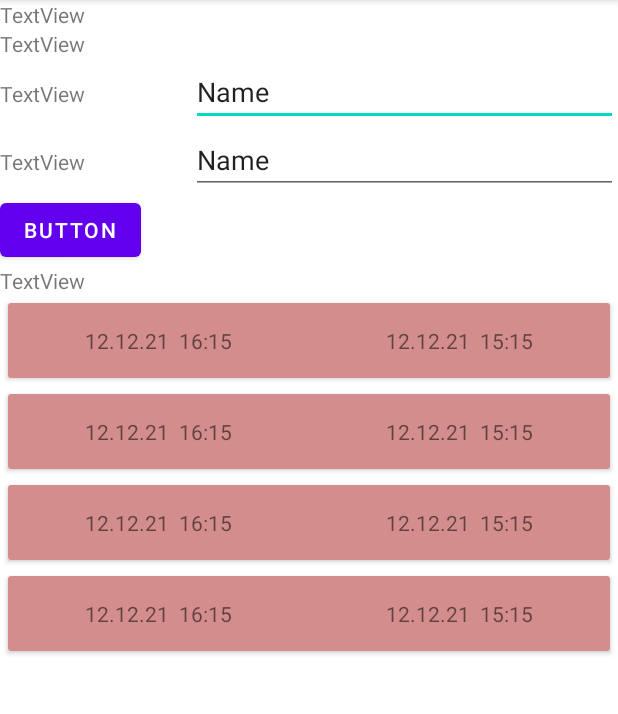
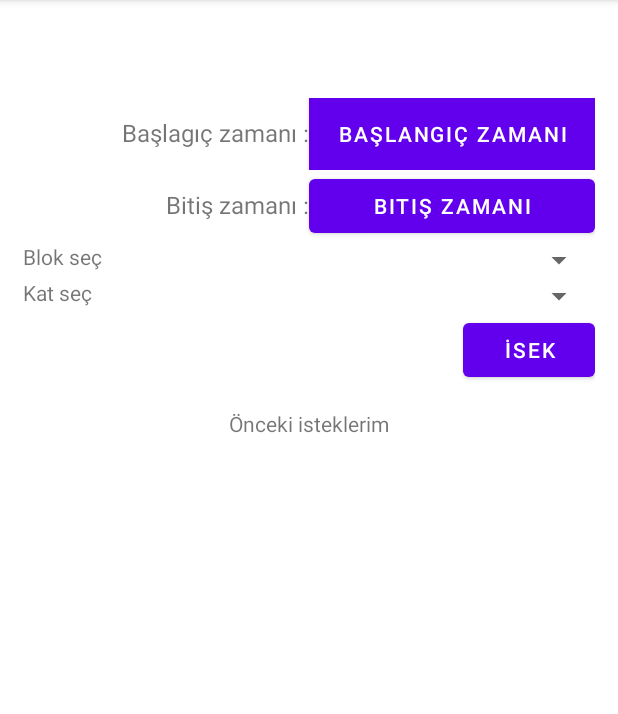
Before and after one commit to 55selcukozdemir/santiye, an Android app: the EquipmentPActivity screen opened directly, with no data from a screen before it, on a phone screen of 412 x 824 dp, the part 84-798 px from its top. Run offline under Robolectric (Android 15) with nearby library versions, the phone set to English and light mode, and no system bars; our stand-ins replace Firebase (no records; nobody signed in at launch, a user with empty details on screens opened directly); libraries missing offline, so code that uses them is left out: com.akexorcist.snaptimepicker; 2 statements that could not run were skipped.

```diff
--- a/app/build.gradle
+++ b/app/build.gradle
@@ -61,4 +61,5 @@ dependencies {
     implementation 'com.google.firebase:firebase-storage-ktx'
     implementation 'com.squareup.picasso:picasso:2.71828'
     implementation 'com.squareup.picasso:picasso:2.71828'
+    implementation 'com.akexorcist:snap-time-picker:1.0.3'
 }
--- a/app/src/main/java/com/example/santiye/main/EquipmentPActivity.kt
+++ b/app/src/main/java/com/example/santiye/main/EquipmentPActivity.kt
@@ -1,49 +1,150 @@
 package com.example.santiye.main
 
 import android.os.Bundle
-import android.os.PersistableBundle
-import androidx.fragment.app.Fragment
-import android.view.LayoutInflater
 import android.view.View
-import android.view.ViewGroup
+import android.widget.ArrayAdapter
+import android.widget.Toast
 import androidx.appcompat.app.AppCompatActivity
 import androidx.recyclerview.widget.LinearLayoutManager
-import androidx.recyclerview.widget.RecyclerView
+import com.akexorcist.snaptimepicker.SnapTimePickerDialog
 import com.example.santiye.R
 import com.example.santiye.adapter.MainEquipmentPRecyclerAdapter
 import com.example.santiye.databinding.FragmentEquipmentPBinding
 import com.example.santiye.product.EquipmentP
-import java.util.zip.Inflater
+import com.google.firebase.firestore.FirebaseFirestore
+import com.google.firebase.firestore.ktx.firestore
+import com.google.firebase.ktx.Firebase
 
 class EquipmentPActivity : AppCompatActivity() {
 
     private lateinit var binding: FragmentEquipmentPBinding
+    private lateinit var firestore: FirebaseFirestore
+    private lateinit var piper: String
+    private lateinit var timeList: ArrayList<EquipmentP>
+    private lateinit var adapter: MainEquipmentPRecyclerAdapter
 
     override fun onCreate(savedInstanceState: Bundle?) {
         super.onCreate(savedInstanceState)
         binding = FragmentEquipmentPBinding.inflate(layoutInflater)
         setContentView(binding.root)
 
-
-
-
-
-
-
+        timeList = ArrayList<EquipmentP>()
+        firestore = Firebase.firestore
         val recyclerView = binding.fragmentEquipmentPRecyclerView
-
-        val equipmentpList = ArrayList<EquipmentP>()
-
         recyclerView.layoutManager = LinearLayoutManager(this, LinearLayoutManager.VERTICAL, false)
 
-        equipmentpList.add(EquipmentP("12.12.21  15:15","12.12.21  16:15"))
-        equipmentpList.add(EquipmentP("12.12.21  15:15","12.12.21  16:15"))
-        equipmentpList.add(EquipmentP("12.12.21  15:15","12.12.21  16:15"))
-        equipmentpList.add(EquipmentP("12.12.21  15:15","12.12.21  16:15"))
+        piper = intent.getStringExtra("machineName") as String
 
-        val adapter = MainEquipmentPRecyclerAdapter(equipmentpList)
+        getdate()
+        getSpinner()
+
+        adapter = MainEquipmentPRecyclerAdapter(timeList)
         recyclerView.adapter = adapter
+
+        binding.machineAdd.setOnClickListener(View.OnClickListener {
+            val date1 = binding.date1.text.toString()
+            val date2 = binding.date2.text.toString()
+            val spinner1 = binding.spinner1.selectedItem
+            val spinner2 = binding.spinner2.selectedItem
+            val map = hashMapOf(
+                "date1" to date1,
+                "date2" to date2,
+                "spinner1" to spinner1,
+                "spinner2" to spinner2
+            )
+
+            firestore.collection(piper).add(map).addOnSuccessListener {
+                Toast.makeText(this, "İstekte bulunuldu.", Toast.LENGTH_LONG).show()
+            }.addOnFailureListener {
+                Toast.makeText(this, "İşlem hatası.", Toast.LENGTH_LONG).show()
+            }
+
+            getdate()
+        })
+
+        binding.date1.setOnClickListener {
+
+            val snapTime = SnapTimePickerDialog.Builder().setTitle(R.string.title_home)
+                .setThemeColor(R.color.purple_700)
+                .setPrefix(R.string.time_perfix)
+                .build()
+            snapTime.show(supportFragmentManager, SnapTimePickerDialog.TAG)
+
+            snapTime.setListener { hour, minute ->
+                binding.date1.text = "$hour:$minute"
+            }
+        }
+
+        binding.date2.setOnClickListener {
+
+            val snapTime = SnapTimePickerDialog.Builder().setTitle(R.string.title_home)
+                .setThemeColor(R.color.purple_700)
+                .setPrefix(R.string.time_perfix)
+                .build()
+            snapTime.show(supportFragmentManager, SnapTimePickerDialog.TAG)
+
+            snapTime.setListener { hour, minute ->
+                binding.date2.text = "$hour:$minute"
+            }
+        }
 
     }
 
+    fun getdate() {
+        firestore.collection(piper).get().addOnSuccessListener { documents ->
+            timeList.clear()
+            for (doc in documents) {
+                timeList.add(EquipmentP(doc.get("date1") as String, doc.get("date2") as String))
+            }
+
+            adapter.notifyDataSetChanged()
+        }
+    }
+
+    fun getSpinner() {
+
+        val spinner1 = ArrayList<String>()
+        firestore.collection( "floor").addSnapshotListener { value, error ->
+            if (error != null) {
+                Toast.makeText(this, error.localizedMessage, Toast.LENGTH_LONG).show()
+            } else {
+                if (value != null) {
+                    if (!value.isEmpty) {
+                        val document = value.documents
+                        for (d in document) {
+                            spinner1.add(d.get("name") as String)
+                        }
+                        val spinner1Adapter = ArrayAdapter<String>(
+                            this,
+                            android.R.layout.simple_spinner_dropdown_item,
+                            spinner1
+                        )
+                        binding.spinner1.adapter = spinner1Adapter
+                    }
+                }
+            }
+        }
+
+        val spinner2 = ArrayList<String>()
+        firestore.collection("block").addSnapshotListener { value, error ->
+            if (error != null) {
+                Toast.makeText(this, error.localizedMessage, Toast.LENGTH_LONG).show()
+            } else {
+                if (value != null) {
+                    if (!value.isEmpty) {
+                        val document = value.documents
+                        for (d in document) {
+                            spinner2.add(d.get("name") as String)
+                        }
+                        val spinner2Adapter = ArrayAdapter<String>(
+                            this,
+                            android.R.layout.simple_spinner_dropdown_item,
+                            spinner2
+                        )
+                        binding.spinner2.adapter = spinner2Adapter
+                    }
+                }
+            }
+        }
+    }
 }
--- a/app/src/main/res/layout/fragment_equipment_p.xml
+++ b/app/src/main/res/layout/fragment_equipment_p.xml
@@ -8,19 +8,57 @@
     <LinearLayout
         android:layout_width="match_parent"
         android:layout_height="wrap_content"
-        android:orientation="vertical">
+        android:layout_marginTop="50dp"
+        android:orientation="vertical"
+        android:padding="15dp">
 
-        <TextView
-            android:id="@+id/textView4"
+        <LinearLayout
             android:layout_width="match_parent"
-            android:layout_height="wrap_content"
-            android:text="TextView" />
+            android:layout_height="match_parent"
+            android:orientation="horizontal">
 
-        <TextView
-            android:id="@+id/textView5"
+            <TextView
+                android:layout_width="0dp"
+                android:layout_height="wrap_content"
+                android:layout_weight="1"
+                android:gravity="right"
+                android:text="Başlagıç zamanı :"
+                android:textSize="16sp" />
+
+            <Button
+                android:id="@+id/date1"
+                android:layout_width="0dp"
+                android:layout_height="wrap_content"
+                android:layout_weight="1"
+                android:background="@color/white"
+                android:backgroundTint="#BD2020"
+                android:backgroundTintMode="add"
+                android:hapticFeedbackEnabled="false"
+                android:text="Başlangıç zamanı" />
+
+        </LinearLayout>
+
+        <LinearLayout
             android:layout_width="match_parent"
-            android:layout_height="wrap_content"
-            android:text="TextView" />
+            android:layout_height="match_parent"
+            android:orientation="horizontal">
+
+            <TextView
+                android:id="@+id/textView2"
+                android:layout_width="0dp"
+                android:layout_height="wrap_content"
+                android:layout_weight="1"
+                android:gravity="right"
+                android:text="Bitiş zamanı :"
+                android:textSize="16sp" />
+
+            <Button
+                android:id="@+id/date2"
+                android:layout_width="0dp"
+                android:layout_height="wrap_content"
+                android:layout_weight="1"
+                android:text="Bitiş zamanı" />
+        </LinearLayout>
 
         <LinearLayout
             android:layout_width="match_parent"
@@ -28,20 +66,15 @@
             android:orientation="horizontal">
 
             <TextView
-                android:id="@+id/textView7"
                 android:layout_width="wrap_content"
                 android:layout_height="wrap_content"
                 android:layout_weight="1"
-                android:text="TextView" />
+                android:text="Blok seç" />
 
-            <EditText
-                android:id="@+id/editTextTextPersonName"
-                android:layout_width="wrap_content"
-                android:layout_height="wrap_content"
-                android:layout_weight="1"
-                android:ems="10"
-                android:inputType="textPersonName"
-                android:text="Name" />
+            <Spinner
+                android:id="@+id/spinner1"
+                android:layout_width="250dp"
+                android:layout_height="wrap_content" />
 
         </LinearLayout>
 
@@ -52,37 +85,33 @@
             android:orientation="horizontal">
 
             <TextView
-                android:id="@+id/textView8"
                 android:layout_width="wrap_content"
                 android:layout_height="wrap_content"
                 android:layout_weight="1"
-                android:text="TextView" />
+                android:text="Kat seç" />
 
-            <EditText
-                android:id="@+id/editTextTextPersonName2"
-                android:layout_width="wrap_content"
-                android:layout_height="wrap_content"
-                android:layout_weight="1"
-                android:ems="10"
-                android:inputType="textPersonName"
-                android:text="Name" />
+            <Spinner
+                android:id="@+id/spinner2"
+                android:layout_width="250dp"
+                android:layout_height="wrap_content" />
 
         </LinearLayout>
 
         <Button
-            android:id="@+id/button2"
+            android:id="@+id/machine_add"
             android:layout_width="wrap_content"
             android:layout_height="wrap_content"
+            android:layout_gravity="right"
             android:layout_weight="1"
-            android:text="Button" />
+            android:text="İsek" />
 
     </LinearLayout>
 
     <TextView
-        android:id="@+id/textView9"
         android:layout_width="match_parent"
         android:layout_height="wrap_content"
-        android:text="TextView" />
+        android:gravity="center"
+        android:text="Önceki isteklerim" />
 
     <androidx.recyclerview.widget.RecyclerView
         android:id="@+id/fragment_equipment_p_recycler_view"
--- a/app/src/main/res/values/strings.xml
+++ b/app/src/main/res/values/strings.xml
@@ -10,4 +10,8 @@
     <string name="title_products">Ürünler</string>
     <!-- TODO: Remove or change this placeholder text -->
     <string name="hello_blank_fragment">Hello blank fragment</string>
+
+    <string name="clock_title_name">Zaman Seç</string>
+    <string name="time_perfix"><![CDATA[>>]]></string>
+    <string name="time_suffix"><![CDATA[<<]]></string>
 </resources>
--- a/build.gradle
+++ b/build.gradle
@@ -2,6 +2,7 @@
 buildscript {
     repositories {
         google()
+        mavenCentral()
         mavenCentral()
     }
     dependencies {
```
Also changed, not shown: app/src/main/java/com/example/santiye/Operator.kt (+42 -9 lines).
